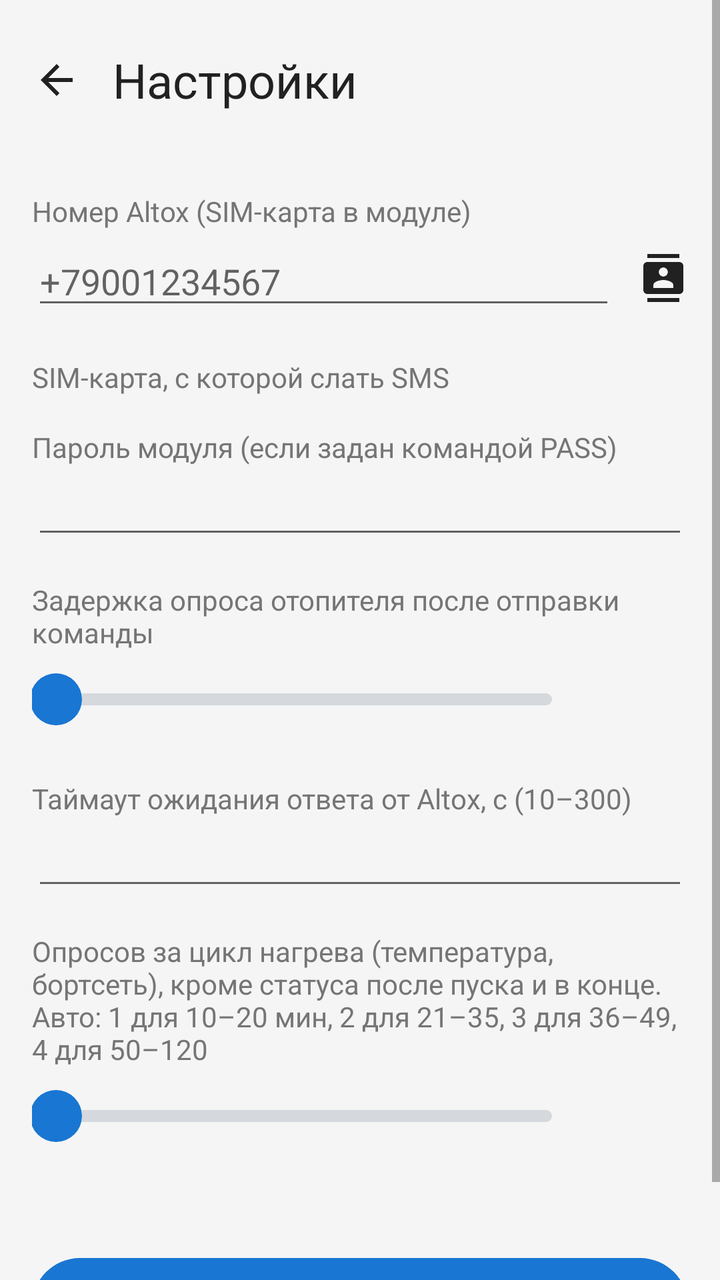
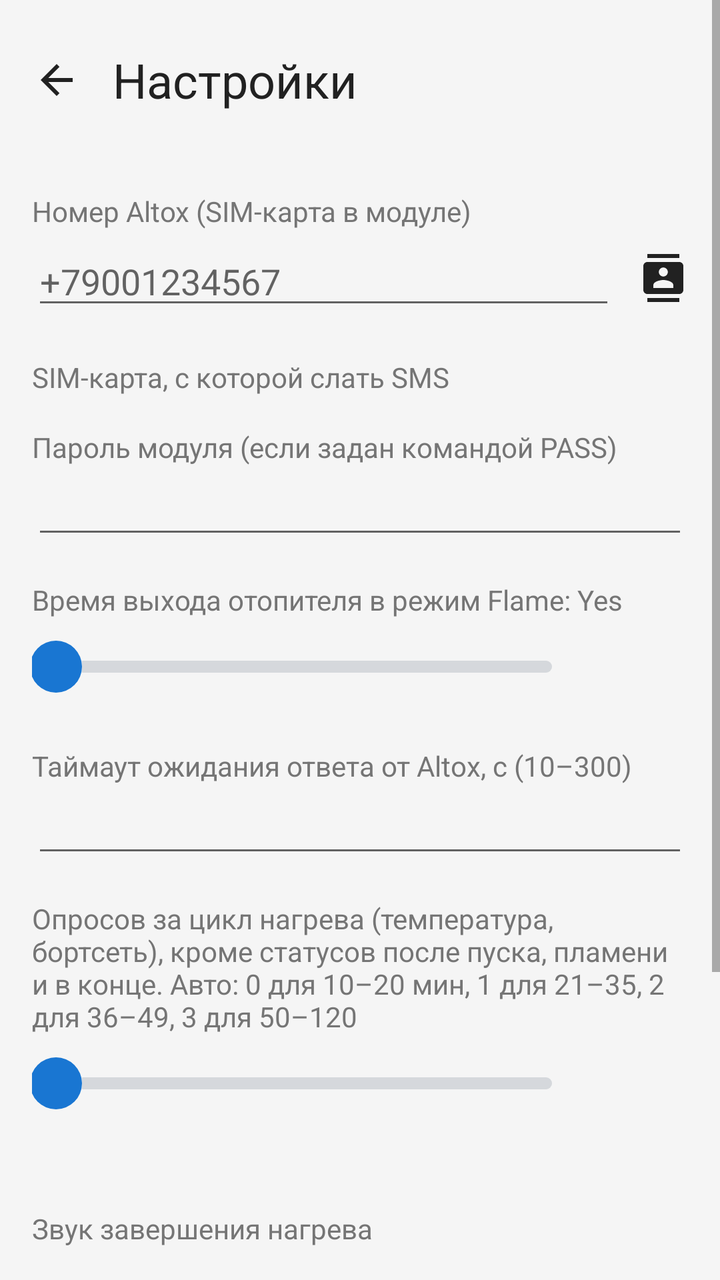

An Android layout rendered at two revisions. The XML below is the earlier revision; the diff shows what the commit changed to produce the second picture.
<!-- AndroidManifest.xml: application theme AppTheme -->
<!-- res/layout/activity_settings.xml -->
<?xml version="1.0" encoding="utf-8"?>
<ScrollView xmlns:android="http://schemas.android.com/apk/res/android"
    android:layout_width="match_parent"
    android:layout_height="match_parent"
    android:fitsSystemWindows="true">

    <LinearLayout
        android:layout_width="match_parent"
        android:layout_height="wrap_content"
        android:orientation="vertical"
        android:padding="16dp">

        <LinearLayout
            android:layout_width="match_parent"
            android:layout_height="wrap_content"
            android:layout_marginBottom="16dp"
            android:gravity="center_vertical"
            android:orientation="horizontal">

            
            <ImageButton
                android:id="@+id/back"
                android:layout_width="48dp"
                android:layout_height="48dp"
                android:layout_marginStart="-12dp"
                android:background="?android:attr/selectableItemBackgroundBorderless"
                android:contentDescription="@string/back"
                android:src="@drawable/ic_back" />

            <TextView
                android:layout_width="wrap_content"
                android:layout_height="wrap_content"
                android:layout_marginStart="4dp"
                android:text="@string/settings"
                android:textColor="@color/text"
                android:textSize="24sp" />
        </LinearLayout>

        <TextView style="@style/Label" android:text="@string/phone" />

        <LinearLayout
            android:layout_width="match_parent"
            android:layout_height="wrap_content"
            android:gravity="center_vertical"
            android:orientation="horizontal">

            <EditText
                android:id="@+id/phone"
                android:layout_width="0dp"
                android:layout_height="wrap_content"
                android:layout_weight="1"
                android:hint="+79001234567"
                android:inputType="phone" />

            
            <ImageButton
                android:id="@+id/pickContact"
                android:layout_width="48dp"
                android:layout_height="48dp"
                android:layout_marginEnd="-12dp"
                android:background="?android:attr/selectableItemBackgroundBorderless"
                android:contentDescription="@string/pick_contact"
                android:src="@drawable/ic_contacts" />
        </LinearLayout>

        <TextView style="@style/Label" android:text="@string/sim" />

        <RadioGroup
            android:id="@+id/sim"
            android:layout_width="match_parent"
            android:layout_height="wrap_content" />

        <TextView style="@style/Label" android:text="@string/password" />

        <EditText
            android:id="@+id/password"
            android:layout_width="match_parent"
            android:layout_height="wrap_content"
            android:inputType="text" />

        <TextView style="@style/Label" android:text="@string/poll_delay" />

        <LinearLayout
            android:layout_width="match_parent"
            android:layout_height="wrap_content"
            android:gravity="center_vertical"
            android:orientation="horizontal">

            <SeekBar
                android:id="@+id/pollDelay"
                android:layout_width="0dp"
                android:layout_height="48dp"
                android:layout_weight="1"
                android:paddingStart="12dp"
                android:paddingEnd="12dp"
                android:progressDrawable="@drawable/slider_track"
                android:progressTint="@color/slider_tint"
                android:thumb="@drawable/slider_thumb"
                android:thumbTint="@color/slider_tint" />

            <TextView
                android:id="@+id/pollDelayLabel"
                android:layout_width="56dp"
                android:layout_height="wrap_content"
                android:gravity="end"
                android:textColor="@color/text"
                android:textSize="16sp" />
        </LinearLayout>

        <TextView style="@style/Label" android:text="@string/reply_timeout" />

        <EditText
            android:id="@+id/replyTimeout"
            android:layout_width="match_parent"
            android:layout_height="wrap_content"
            android:inputType="number"
            android:maxLength="3" />

        <TextView style="@style/Label" android:text="@string/periodic_count" />

        <LinearLayout
            android:layout_width="match_parent"
            android:layout_height="wrap_content"
            android:gravity="center_vertical"
            android:orientation="horizontal">

            <SeekBar
                android:id="@+id/periodicCount"
                android:layout_width="0dp"
                android:layout_height="48dp"
                android:layout_weight="1"
                android:paddingStart="12dp"
                android:paddingEnd="12dp"
                android:progressDrawable="@drawable/slider_track"
                android:progressTint="@color/slider_tint"
                android:thumb="@drawable/slider_thumb"
                android:thumbTint="@color/slider_tint" />

            <TextView
                android:id="@+id/periodicCountLabel"
                android:layout_width="56dp"
                android:layout_height="wrap_content"
                android:gravity="end"
                android:textColor="@color/text"
                android:textSize="16sp" />
        </LinearLayout>

        <TextView
            android:id="@+id/periodicLabel"
            style="@style/Label"
            android:layout_marginTop="4dp" />

        <Button
            android:id="@+id/save"
            android:layout_width="match_parent"
            android:layout_height="48dp"
            android:layout_marginTop="24dp"
            android:background="@drawable/btn_primary"
            android:stateListAnimator="@null"
            android:text="@string/save"
            android:textAllCaps="false"
            android:textColor="#FFFFFF"
            android:textSize="16sp" />
    </LinearLayout>
</ScrollView>
<!-- resources referenced by this layout -->
<resources>
  <color name="text">#212121</color>
  <!-- drawable btn_primary (drawable) -->
  <?xml version="1.0" encoding="utf-8"?>
  <selector xmlns:android="http://schemas.android.com/apk/res/android">
      <item android:state_enabled="false">
          <shape><solid android:color="#B7CDE6" /><corners android:radius="24dp" /></shape>
      </item>
      <item android:state_pressed="true">
          <shape><solid android:color="#155FA8" /><corners android:radius="24dp" /></shape>
      </item>
      <item>
          <shape><solid android:color="@color/accent" /><corners android:radius="24dp" /></shape>
      </item>
  </selector>
  <!-- drawable ic_back (drawable) -->
  <?xml version="1.0" encoding="utf-8"?>
  <vector xmlns:android="http://schemas.android.com/apk/res/android"
      android:width="24dp"
      android:height="24dp"
      android:viewportWidth="24"
      android:viewportHeight="24"
      android:tint="@color/text">
      <path
          android:fillColor="#FFFFFF"
          android:pathData="M20,11H7.83l5.59,-5.59L12,4l-8,8 8,8 1.41,-1.41L7.83,13H20v-2z" />
  </vector>
  <!-- drawable slider_thumb (drawable) -->
  <?xml version="1.0" encoding="utf-8"?>
  <shape xmlns:android="http://schemas.android.com/apk/res/android" android:shape="oval">
      <solid android:color="#FFFFFF" />
      <size android:width="26dp" android:height="26dp" />
  </shape>
  <string name="back">Назад</string>
  <string name="password">Пароль модуля (если задан командой PASS)</string>
  <string name="periodic_count">Опросов за цикл нагрева (температура, бортсеть), кроме статуса после пуска и в конце. Авто: 1 для 10–20 мин, 2 для 21–35, 3 для 36–49, 4 для 50–120</string>
  <string name="phone">Номер Altox (SIM-карта в модуле)</string>
  <string name="pick_contact">Выбрать из контактов</string>
  <string name="poll_delay">Задержка опроса отопителя после отправки команды</string>
  <string name="reply_timeout">Таймаут ожидания ответа от Altox, с (10–300)</string>
  <string name="save">Сохранить</string>
  <string name="settings">Настройки</string>
  <string name="sim">SIM-карта, с которой слать SMS</string>
  <style name="Label">
          <item name="android:layout_width">wrap_content</item>
          <item name="android:layout_height">wrap_content</item>
          <item name="android:layout_marginTop">16dp</item>
          <item name="android:textColor">@color/text_secondary</item>
          <item name="android:textSize">14sp</item>
      </style>
  <style name="AppTheme" parent="android:Theme.Material.Light.NoActionBar">
          <item name="android:colorPrimary">@color/accent</item>
          <item name="android:colorAccent">@color/accent</item>
          <item name="android:windowBackground">@color/background</item>
          <item name="android:statusBarColor">@color/background</item>
          <item name="android:navigationBarColor">@color/background</item>
          <item name="android:windowLightStatusBar">true</item>
      </style>
  <color name="accent">#1976D2</color>
  <color name="text_secondary">#757575</color>
  <color name="background">#F5F5F5</color>
  <!-- unchanged entries left out for length: 2 -->
</resources>

<!-- the commit's change to res/layout/activity_settings.xml (unified diff, before → after) -->
@@ -78,7 +78,7 @@
             android:layout_height="wrap_content"
             android:inputType="text" />
 
-        <TextView style="@style/Label" android:text="@string/poll_delay" />
+        <TextView style="@style/Label" android:text="@string/flame_delay" />
 
         <LinearLayout
             android:layout_width="match_parent"
@@ -87,7 +87,7 @@
             android:orientation="horizontal">
 
             <SeekBar
-                android:id="@+id/pollDelay"
+                android:id="@+id/flameDelay"
                 android:layout_width="0dp"
                 android:layout_height="48dp"
                 android:layout_weight="1"
@@ -99,7 +99,7 @@
                 android:thumbTint="@color/slider_tint" />
 
             <TextView
-                android:id="@+id/pollDelayLabel"
+                android:id="@+id/flameDelayLabel"
                 android:layout_width="56dp"
                 android:layout_height="wrap_content"
                 android:gravity="end"
@@ -150,6 +150,19 @@
             style="@style/Label"
             android:layout_marginTop="4dp" />
 
+        
+        <TextView style="@style/Label" android:text="@string/finish_sound" />
+
+        <TextView
+            android:id="@+id/finishSound"
+            style="@style/SoundPicker" />
+
+        <TextView style="@style/Label" android:text="@string/error_sound" />
+
+        <TextView
+            android:id="@+id/errorSound"
+            style="@style/SoundPicker" />
+
         <Button
             android:id="@+id/save"
             android:layout_width="match_parent"
<!-- resource entries referenced after the edit -->
@@ -33,11 +33,13 @@
       <size android:width="26dp" android:height="26dp" />
   </shape>
   <string name="back">Назад</string>
+  <string name="error_sound">Звук ошибки (отопитель не выключился)</string>
+  <string name="finish_sound">Звук завершения нагрева</string>
+  <string name="flame_delay">Время выхода отопителя в режим Flame: Yes</string>
   <string name="password">Пароль модуля (если задан командой PASS)</string>
-  <string name="periodic_count">Опросов за цикл нагрева (температура, бортсеть), кроме статуса после пуска и в конце. Авто: 1 для 10–20 мин, 2 для 21–35, 3 для 36–49, 4 для 50–120</string>
+  <string name="periodic_count">Опросов за цикл нагрева (температура, бортсеть), кроме статусов после пуска, пламени и в конце. Авто: 0 для 10–20 мин, 1 для 21–35, 2 для 36–49, 3 для 50–120</string>
   <string name="phone">Номер Altox (SIM-карта в модуле)</string>
   <string name="pick_contact">Выбрать из контактов</string>
-  <string name="poll_delay">Задержка опроса отопителя после отправки команды</string>
   <string name="reply_timeout">Таймаут ожидания ответа от Altox, с (10–300)</string>
   <string name="save">Сохранить</string>
   <string name="settings">Настройки</string>
@@ -48,6 +50,16 @@
           <item name="android:layout_marginTop">16dp</item>
           <item name="android:textColor">@color/text_secondary</item>
           <item name="android:textSize">14sp</item>
+      </style>
+  <style name="SoundPicker">
+          <item name="android:layout_width">match_parent</item>
+          <item name="android:layout_height">48dp</item>
+          <item name="android:background">?android:attr/selectableItemBackground</item>
+          <item name="android:ellipsize">end</item>
+          <item name="android:gravity">center_vertical</item>
+          <item name="android:maxLines">1</item>
+          <item name="android:textColor">@color/accent</item>
+          <item name="android:textSize">16sp</item>
       </style>
   <style name="AppTheme" parent="android:Theme.Material.Light.NoActionBar">
           <item name="android:colorPrimary">@color/accent</item>
